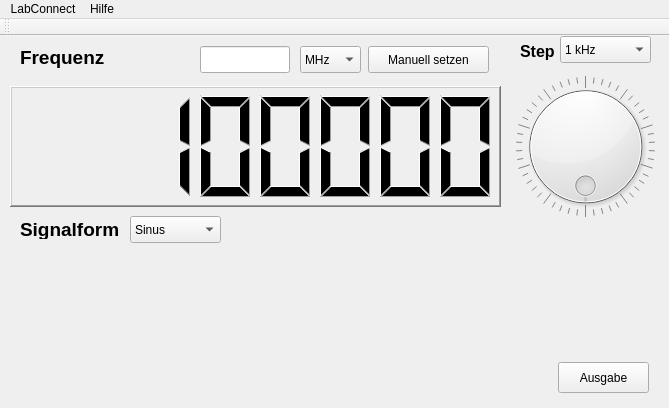
This is LabConnect.ui in LabConnect/Interface as Qt 5 draws it before an edit. The edited form follows.
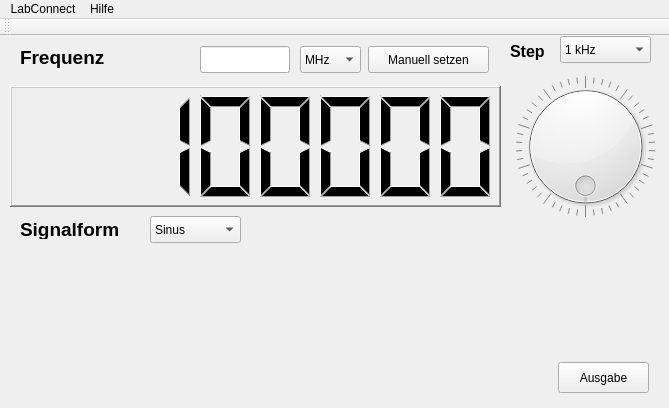
This is the edited form.

Diff of the .ui file:
```diff
--- a/LabConnect.ui
+++ b/LabConnect.ui
@@ -87,7 +87,7 @@
      <rect>
       <x>20</x>
       <y>11</y>
-      <width>90</width>
+      <width>111</width>
       <height>21</height>
      </rect>
     </property>
@@ -105,9 +105,9 @@
    <widget class="QLabel" name="label_3">
     <property name="geometry">
      <rect>
-      <x>520</x>
+      <x>510</x>
       <y>0</y>
-      <width>41</width>
+      <width>51</width>
       <height>31</height>
      </rect>
     </property>
@@ -269,7 +269,7 @@
      <rect>
       <x>20</x>
       <y>183</y>
-      <width>101</width>
+      <width>121</width>
       <height>20</height>
      </rect>
     </property>
@@ -287,7 +287,7 @@
    <widget class="QComboBox" name="comboBox_3">
     <property name="geometry">
      <rect>
-      <x>130</x>
+      <x>150</x>
       <y>180</y>
       <width>91</width>
       <height>27</height>
```
Left out of the diff: 2 changed lines with no effect on the pictures.
